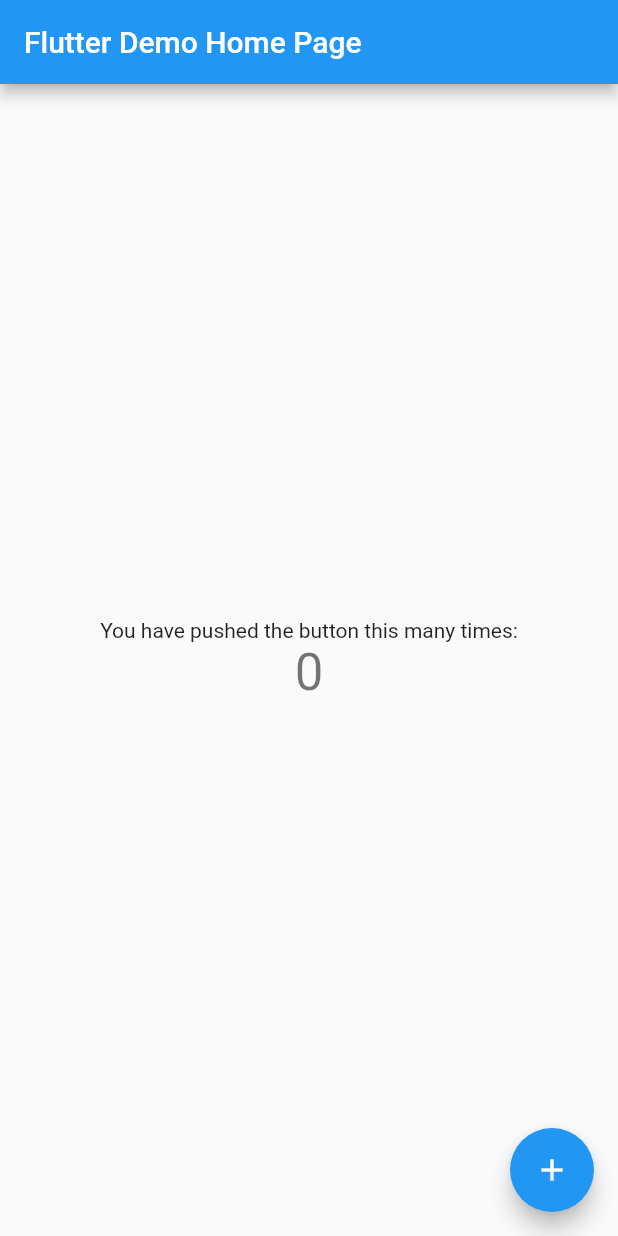
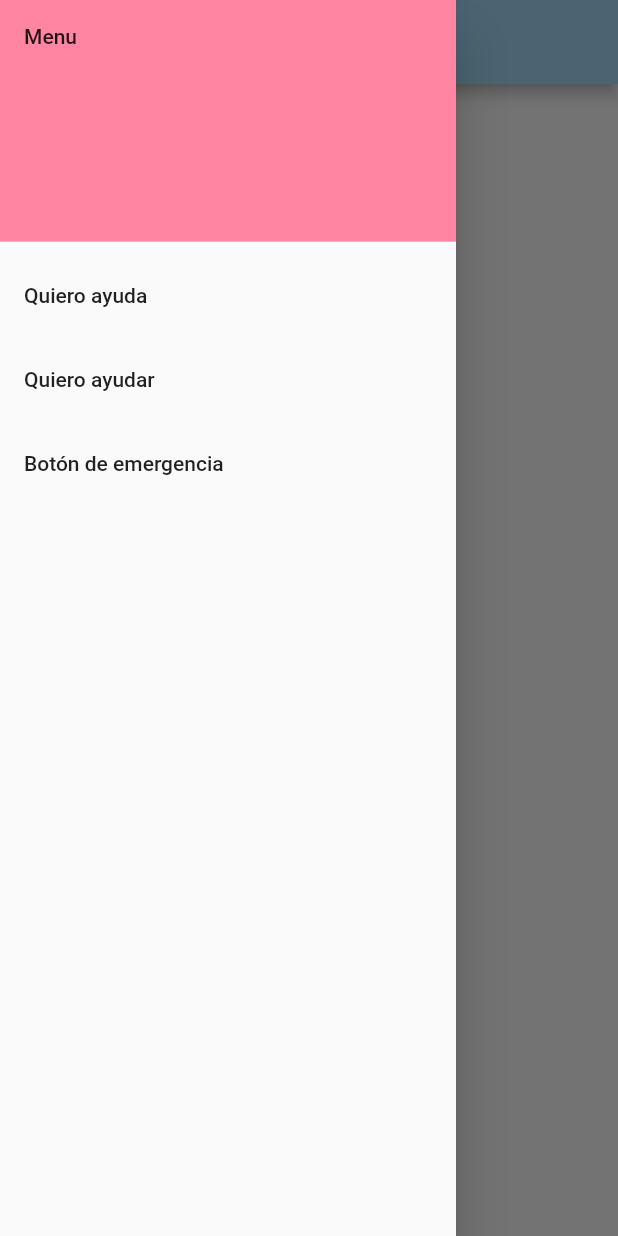
Before and after one commit to sanchezpili6/SafeCampus, a Flutter app: the screen it shows after launch, with the side drawer open (before the commit the screen has no drawer), on a phone screen of 412 x 824 dp. Run offline on Flutter 3.47's test engine with Material 2 defaults, Android fonts, the phone set to English and light mode, and no system bars.

Commit message:
menú hamburguesito listo

```diff
--- /dev/null
+++ b/lib/constants/colors.dart
@@ -0,0 +1,6 @@
+import 'package:flutter/material.dart';
+
+const kPrimaryColor= Color(0xFFA1D9F7);
+const kContraste1 = Color(0xFFFFC759);
+const kContraste2 = Color(0xFFFF85A3);
+const kNocturno = Color(0xFF424242);
--- /dev/null
+++ b/lib/hamburguesita.dart
@@ -0,0 +1,43 @@
+import 'package:safecampus/constants/colors.dart';
+import 'package:flutter/material.dart';
+
+class Hamburguesita extends StatelessWidget{
+  @override
+  Widget build(BuildContext context) {
+    return Scaffold(
+      appBar: AppBar(title: Text('SafeCampus')),
+      body: Center(child: Text('aquí va el home')),
+      drawer: Drawer(
+        child: ListView(
+          padding: EdgeInsets.zero,
+          children: <Widget>[
+            DrawerHeader(
+              child: Text('Menu'),
+              decoration: BoxDecoration(
+                color: kContraste2,
+              ),
+            ),
+            ListTile(
+              title: Text('Quiero ayuda'),
+              onTap: (){
+                Navigator.pop(context);
+              },
+            ),
+            ListTile(
+              title: Text('Quiero ayudar'),
+              onTap: (){
+                Navigator.pop(context);
+              },
+            ),
+            ListTile(
+              title: Text('Botón de emergencia'),
+              onTap: (){
+                Navigator.pop(context);
+              },
+            ),
+          ],
+        ),
+      ),
+    );
+  }
+}
--- a/lib/main.dart
+++ b/lib/main.dart
@@ -1,117 +1,15 @@
 import 'package:flutter/material.dart';
+import 'package:safecampus/constants/colors.dart';
+import 'package:safecampus/hamburguesita.dart';
 
-void main() {
-  runApp(MyApp());
-}
-
-class MyApp extends StatelessWidget {
-  // This widget is the root of your application.
-  @override
-  Widget build(BuildContext context) {
-    return MaterialApp(
-      title: 'Flutter Demo',
-      theme: ThemeData(
-        // This is the theme of your application.
-        //
-        // Try running your application with "flutter run". You'll see the
-        // application has a blue toolbar. Then, without quitting the app, try
-        // changing the primarySwatch below to Colors.green and then invoke
-        // "hot reload" (press "r" in the console where you ran "flutter run",
-        // or simply save your changes to "hot reload" in a Flutter IDE).
-        // Notice that the counter didn't reset back to zero; the application
-        // is not restarted.
-        primarySwatch: Colors.blue,
-        // This makes the visual density adapt to the platform that you run
-        // the app on. For desktop platforms, the controls will be smaller and
-        // closer together (more dense) than on mobile platforms.
-        visualDensity: VisualDensity.adaptivePlatformDensity,
+void main() => runApp(
+    MaterialApp(
+      debugShowCheckedModeBanner: false,
+      theme: new ThemeData(
+          primaryColor: kPrimaryColor,
+          accentColor: kContraste1,
+          primaryColorDark: kNocturno
       ),
-      home: MyHomePage(title: 'Flutter Demo Home Page'),
-    );
-  }
-}
-
-class MyHomePage extends StatefulWidget {
-  MyHomePage({Key key, this.title}) : super(key: key);
-
-  // This widget is the home page of your application. It is stateful, meaning
-  // that it has a State object (defined below) that contains fields that affect
-  // how it looks.
-
-  // This class is the configuration for the state. It holds the values (in this
-  // case the title) provided by the parent (in this case the App widget) and
-  // used by the build method of the State. Fields in a Widget subclass are
-  // always marked "final".
-
-  final String title;
-
-  @override
-  _MyHomePageState createState() => _MyHomePageState();
-}
-
-class _MyHomePageState extends State<MyHomePage> {
-  int _counter = 0;
-
-  void _incrementCounter() {
-    setState(() {
-      // This call to setState tells the Flutter framework that something has
-      // changed in this State, which causes it to rerun the build method below
-      // so that the display can reflect the updated values. If we changed
-      // _counter without calling setState(), then the build method would not be
-      // called again, and so nothing would appear to happen.
-      _counter++;
-    });
-  }
-
-  @override
-  Widget build(BuildContext context) {
-    // This method is rerun every time setState is called, for instance as done
-    // by the _incrementCounter method above.
-    //
-    // The Flutter framework has been optimized to make rerunning build methods
-    // fast, so that you can just rebuild anything that needs updating rather
-    // than having to individually change instances of widgets.
-    return Scaffold(
-      appBar: AppBar(
-        // Here we take the value from the MyHomePage object that was created by
-        // the App.build method, and use it to set our appbar title.
-        title: Text(widget.title),
-      ),
-      body: Center(
-        // Center is a layout widget. It takes a single child and positions it
-        // in the middle of the parent.
-        child: Column(
-          // Column is also a layout widget. It takes a list of children and
-          // arranges them vertically. By default, it sizes itself to fit its
-          // children horizontally, and tries to be as tall as its parent.
-          //
-          // Invoke "debug painting" (press "p" in the console, choose the
-          // "Toggle Debug Paint" action from the Flutter Inspector in Android
-          // Studio, or the "Toggle Debug Paint" command in Visual Studio Code)
-          // to see the wireframe for each widget.
-          //
-          // Column has various properties to control how it sizes itself and
-          // how it positions its children. Here we use mainAxisAlignment to
-          // center the children vertically; the main axis here is the vertical
-          // axis because Columns are vertical (the cross axis would be
-          // horizontal).
-          mainAxisAlignment: MainAxisAlignment.center,
-          children: <Widget>[
-            Text(
-              'You have pushed the button this many times:',
-            ),
-            Text(
-              '$_counter',
-              style: Theme.of(context).textTheme.headline4,
-            ),
-          ],
-        ),
-      ),
-      floatingActionButton: FloatingActionButton(
-        onPressed: _incrementCounter,
-        tooltip: 'Increment',
-        child: Icon(Icons.add),
-      ), // This trailing comma makes auto-formatting nicer for build methods.
-    );
-  }
-}
+      home: Hamburguesita(),
+    )
+);
```
Also changed, not shown: 1 other file.
